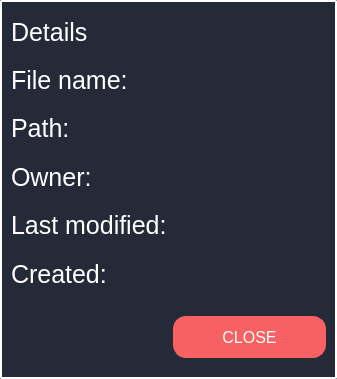
aleoli/Shared-Editor, file src/client/gui/ui/dialog_details.ui: the form before one commit.
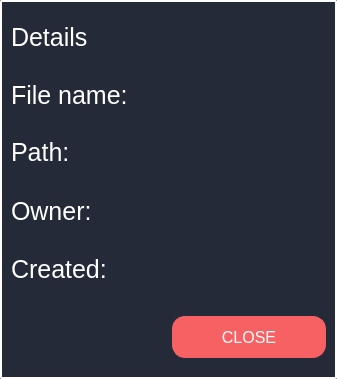
The form after the commit.

```diff
--- a/src/client/gui/ui/dialog_details.ui
+++ b/src/client/gui/ui/dialog_details.ui
@@ -24,6 +24,108 @@
 }</string>
   </property>
   <layout class="QGridLayout" name="gridLayout">
+   <item row="2" column="1">
+    <widget class="QLabel" name="field_path">
+     <property name="styleSheet">
+      <string notr="true">QLabel{
+border: 0px solid none;
+color: white;
+font-size: 20px;
+}
+</string>
+     </property>
+     <property name="text">
+      <string/>
+     </property>
+    </widget>
+   </item>
+   <item row="4" column="0">
+    <widget class="QLabel" name="label_creation">
+     <property name="styleSheet">
+      <string notr="true">QLabel{
+border: 0px solid none;
+color: white;
+font-size: 25px;
+}</string>
+     </property>
+     <property name="text">
+      <string>Created:</string>
+     </property>
+    </widget>
+   </item>
+   <item row="4" column="1">
+    <widget class="QLabel" name="field_creation">
+     <property name="styleSheet">
+      <string notr="true">QLabel{
+border: 0px solid none;
+color: white;
+font-size: 20px;
+}
+</string>
+     </property>
+     <property name="text">
+      <string/>
+     </property>
+    </widget>
+   </item>
+   <item row="3" column="0">
+    <widget class="QLabel" name="label_owner">
+     <property name="styleSheet">
+      <string notr="true">QLabel{
+border: 0px solid none;
+color: white;
+font-size: 25px;
+}</string>
+     </property>
+     <property name="text">
+      <string>Owner:</string>
+     </property>
+    </widget>
+   </item>
+   <item row="0" column="0" colspan="2">
+    <widget class="QLabel" name="label_details">
+     <property name="styleSheet">
+      <string notr="true">QLabel{
+border: 0px solid none;
+color: white;
+font-size: 25px;
+qproperty-alignment: 'AlignHCenter|AlignVCenter';
+}</string>
+     </property>
+     <property name="text">
+      <string>Details</string>
+     </property>
+    </widget>
+   </item>
+   <item row="3" column="1">
+    <widget class="QLabel" name="field_owner">
+     <property name="styleSheet">
+      <string notr="true">QLabel{
+border: 0px solid none;
+color: white;
+font-size: 20px;
+}
+</string>
+     </property>
+     <property name="text">
+      <string/>
+     </property>
+    </widget>
+   </item>
+   <item row="1" column="0">
+    <widget class="QLabel" name="label_fileName">
+     <property name="styleSheet">
+      <string notr="true">QLabel{
+border: 0px solid none;
+color: white;
+font-size: 25px;
+}</string>
+     </property>
+     <property name="text">
+      <string>File name:</string>
+     </property>
+    </widget>
+   </item>
    <item row="2" column="0">
     <widget class="QLabel" name="title_port">
      <property name="enabled">
@@ -47,35 +149,6 @@
      </property>
     </widget>
    </item>
-   <item row="4" column="0">
-    <widget class="QLabel" name="label_4">
-     <property name="styleSheet">
-      <string notr="true">QLabel{
-border: 0px solid none;
-color: white;
-font-size: 25px;
-}</string>
-     </property>
-     <property name="text">
-      <string>Last modified:</string>
-     </property>
-    </widget>
-   </item>
-   <item row="0" column="0" colspan="2">
-    <widget class="QLabel" name="label">
-     <property name="styleSheet">
-      <string notr="true">QLabel{
-border: 0px solid none;
-color: white;
-font-size: 25px;
-qproperty-alignment: 'AlignHCenter|AlignVCenter';
-}</string>
-     </property>
-     <property name="text">
-      <string>Details</string>
-     </property>
-    </widget>
-   </item>
    <item row="1" column="1">
     <widget class="QLabel" name="field_IP">
      <property name="styleSheet">
@@ -91,37 +164,7 @@
      </property>
     </widget>
    </item>
-   <item row="2" column="1">
-    <widget class="QLabel" name="field_port">
-     <property name="styleSheet">
-      <string notr="true">QLabel{
-border: 0px solid none;
-color: white;
-font-size: 20px;
-}
-</string>
-     </property>
-     <property name="text">
-      <string/>
-     </property>
-    </widget>
-   </item>
-   <item row="3" column="1">
-    <widget class="QLabel" name="label_3">
-     <property name="styleSheet">
-      <string notr="true">QLabel{
-border: 0px solid none;
-color: white;
-font-size: 20px;
-}
-</string>
-     </property>
-     <property name="text">
-      <string/>
-     </property>
-    </widget>
-   </item>
-   <item row="6" column="1">
+   <item row="5" column="1">
     <widget class="QPushButton" name="btn_close">
      <property name="cursor">
       <cursorShape>PointingHandCursor</cursorShape>
@@ -162,78 +205,6 @@
      </property>
     </widget>
    </item>
-   <item row="3" column="0">
-    <widget class="QLabel" name="label_2">
-     <property name="styleSheet">
-      <string notr="true">QLabel{
-border: 0px solid none;
-color: white;
-font-size: 25px;
-}</string>
-     </property>
-     <property name="text">
-      <string>Owner:</string>
-     </property>
-    </widget>
-   </item>
-   <item row="4" column="1">
-    <widget class="QLabel" name="label_5">
-     <property name="styleSheet">
-      <string notr="true">QLabel{
-border: 0px solid none;
-color: white;
-font-size: 20px;
-}
-</string>
-     </property>
-     <property name="text">
-      <string/>
-     </property>
-    </widget>
-   </item>
-   <item row="5" column="0">
-    <widget class="QLabel" name="label_6">
-     <property name="styleSheet">
-      <string notr="true">QLabel{
-border: 0px solid none;
-color: white;
-font-size: 25px;
-}</string>
-     </property>
-     <property name="text">
-      <string>Created:</string>
-     </property>
-    </widget>
-   </item>
-   <item row="5" column="1">
-    <widget class="QLabel" name="label_7">
-     <property name="styleSheet">
-      <string notr="true">QLabel{
-border: 0px solid none;
-color: white;
-font-size: 20px;
-}
-</string>
-     </property>
-     <property name="text">
-      <string/>
-     </property>
-    </widget>
-   </item>
-   <item row="1" column="0">
-    <widget class="QLabel" name="label_8">
-     <property name="styleSheet">
-      <string notr="true">QLabel{
-border: 0px solid none;
-color: white;
-font-size: 25px;
-}</string>
-     </property>
-     <property name="text">
-      <string>File name:</string>
-     </property>
-    </widget>
-   </item>
   </layout>
  </widget>
  <resources>
```
Left out of the diff: 4 changed lines with no effect on the pictures.
